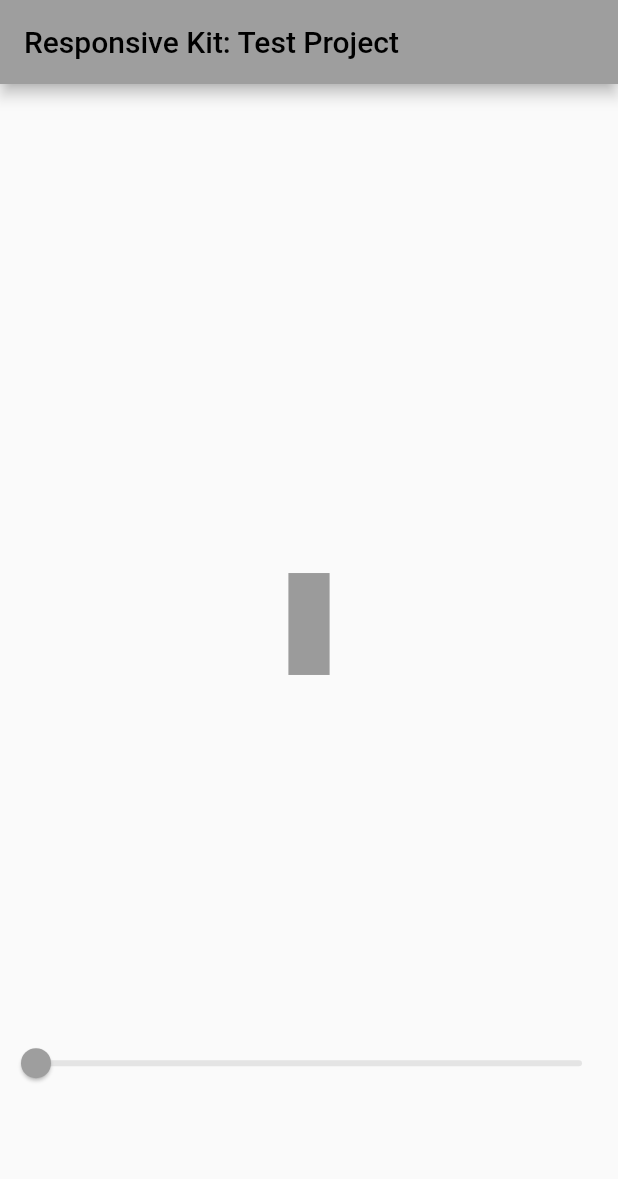
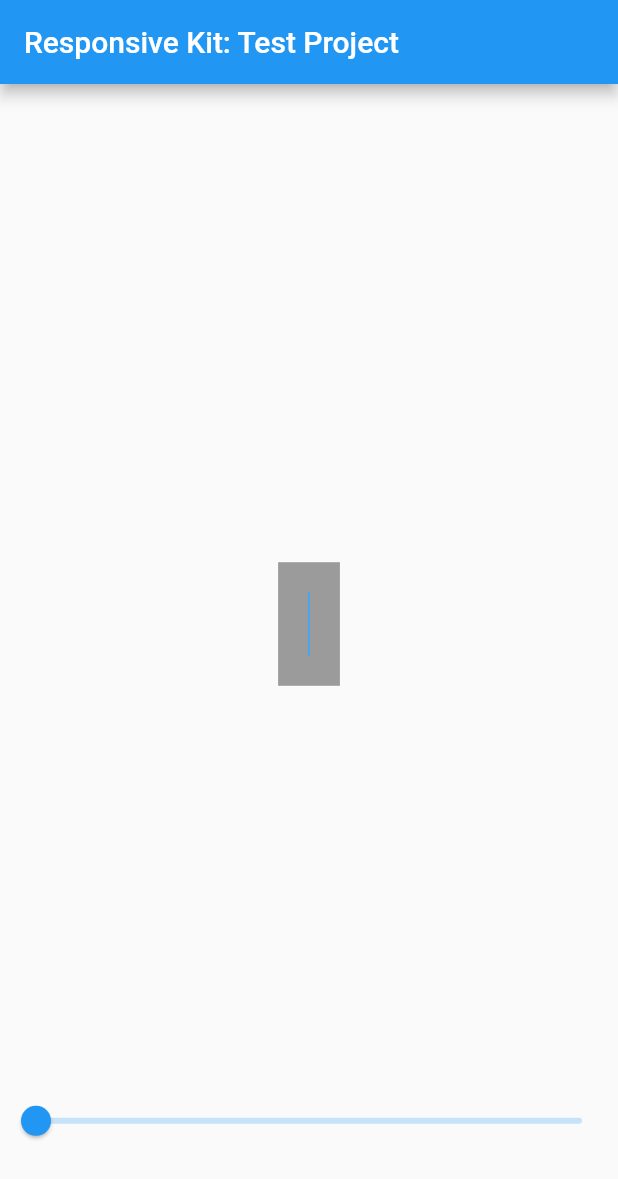
Before and after one commit to Mahnoor-we-over-i/responsive_kit, a Flutter app: the screen it shows after launch, on a phone screen of 412 x 824 dp. Shown: the top 1179 px of the screen. Run offline on Flutter 3.47's test engine with Material 2 defaults, Android fonts, the phone set to English and light mode, and no system bars.

Commit message:
example project

```diff
--- a/example/lib/main.dart
+++ b/example/lib/main.dart
@@ -13,7 +13,7 @@ class MyApp extends StatelessWidget {
     return MaterialApp(
       title: 'Responsive Kit: Test Project',
       debugShowCheckedModeBanner: false,
-      theme: ThemeData(primarySwatch: Colors.grey),
+      theme: ThemeData(primarySwatch: Colors.blue),
       home: MyHomePage(title: 'Responsive Kit: Test Project'),
     );
   }
@@ -33,15 +33,22 @@ class _MyHomePageState extends State<MyHomePage> {
   late double tempWidth;
   @override
   Widget build(BuildContext context) {
-    SizeConfig().init(context, 667, 375);
+    SizeConfig().init(context, MediaQuery.of(context).size.height,
+        MediaQuery.of(context).size.width);
 
     /* tempHeight = SizeConfig.screenHeight * 0.1 * (sliderValue);
     tempWidth = SizeConfig.screenWidth * 0.1 * (sliderValue); */
 
-    tempHeight = SizeConfig().getMyDynamicHeight(550) * 0.1 * (sliderValue);
-    tempWidth = SizeConfig().getMyDynamicWidth(250) * 0.1 * (sliderValue);
-    print('height :  $tempHeight');
-    print('width :  $tempWidth');
+    tempHeight =
+        SizeConfig().getMyDynamicHeight(MediaQuery.of(context).size.height) *
+            0.1 *
+            (sliderValue);
+    tempWidth =
+        SizeConfig().getMyDynamicWidth(MediaQuery.of(context).size.width) *
+            0.1 *
+            (sliderValue);
+    /* print('height :  $tempHeight');
+    print('width :  $tempWidth'); */
 
     return Scaffold(
       appBar: AppBar(
@@ -55,7 +62,7 @@ class _MyHomePageState extends State<MyHomePage> {
             alignment: AlignmentDirectional.center,
             children: [
               SizedBox(
-                height: SizeConfig.screenHeight * 0.7,
+                height: SizeConfig.screenHeight * 0.8,
               ),
               Container(
                 height: tempHeight,
@@ -66,9 +73,15 @@ class _MyHomePageState extends State<MyHomePage> {
                     horizontal: SizeConfig().getMyDynamicWidth(20),
                     vertical: SizeConfig().getMyDynamicHeight(20),
                   ),
-                  /* height: SizeConfig().getMyDynamicHeight(50),
-                  width: SizeConfig().getMyDynamicWidth(50), */
-                  color: Colors.amber,
+                  color: Colors.blue.shade400,
+                  child: Container(
+                    margin: EdgeInsets.symmetric(
+                      horizontal: SizeConfig().getMyDynamicWidth(30),
+                      vertical: SizeConfig().getMyDynamicHeight(30),
+                    ),
+                    decoration: BoxDecoration(
+                        color: Colors.white, shape: BoxShape.circle),
+                  ),
                 ),
               ),
             ],
--- a/pubspec.yaml
+++ b/pubspec.yaml
@@ -1,7 +1,7 @@
 name: responsive_kit
 description: Responsive kit is a flutter library which simplifies/assists in creating responsive UI in Flutter.
 version: 0.0.1
-homepage:
+homepage: https://github.com/Mahnoor-we-over-i/responsive_kit
 
 environment:
   sdk: ">=2.17.3 <3.0.0"
```
